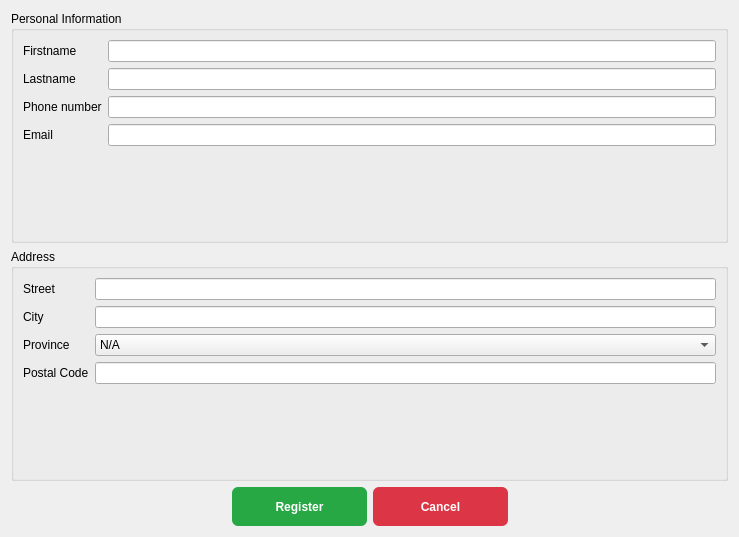
Before: the Qt Designer form SLT_Application/SLT_Application/AssessorForm.ui in amaralBruno27866/SLT_Solution, drawn with Qt 5.
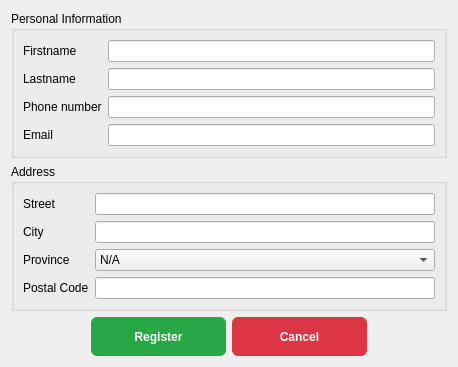
After: the same form once the commit is applied.

What changed in the file:
```diff
--- a/SLT_Application/SLT_Application/AssessorForm.ui
+++ b/SLT_Application/SLT_Application/AssessorForm.ui
@@ -6,8 +6,8 @@
    <rect>
     <x>0</x>
     <y>0</y>
-    <width>739</width>
-    <height>537</height>
+    <width>458</width>
+    <height>359</height>
    </rect>
   </property>
   <property name="windowTitle">
```
